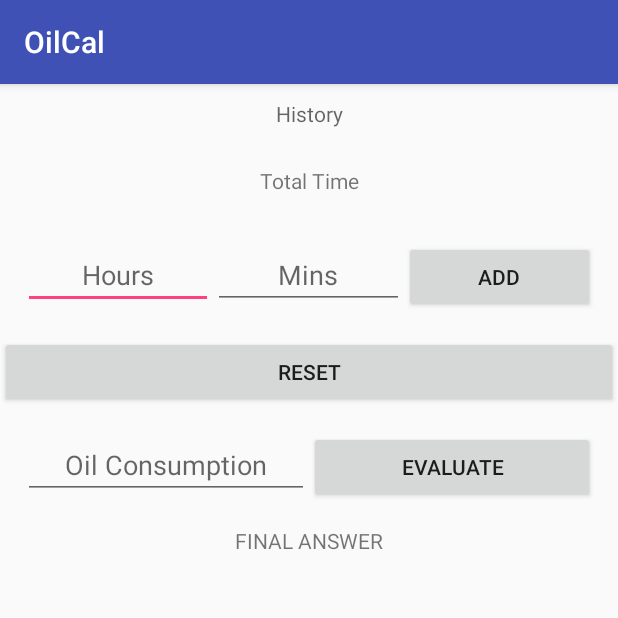
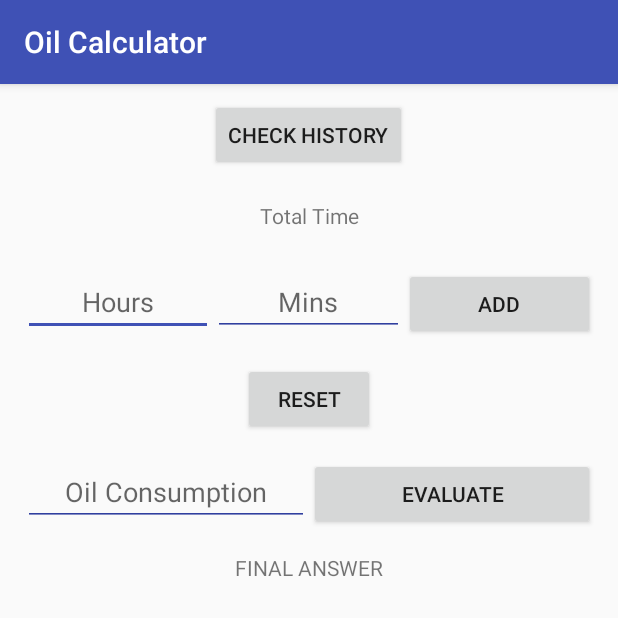
Before and after one commit to Bryze/OilCal, an Android app: the screen it shows after launch (MainActivity), on a phone screen of 412 x 824 dp, the top half of it. Run offline under Robolectric (Android 15) with nearby library versions, the phone set to English and light mode, and no system bars.

Commit message:
UI Improvements v0.3
1. Added icon
2. Reset icon resized
3. Added popup for history

```diff
--- a/app/src/main/AndroidManifest.xml
+++ b/app/src/main/AndroidManifest.xml
@@ -5,7 +5,7 @@
     <application
         android:allowBackup="true"
         android:icon="@mipmap/ic_launcher"
-        android:label="@string/app_name"
+        android:label="Oil Calculator"
         android:roundIcon="@mipmap/ic_launcher_round"
         android:supportsRtl="true"
         android:theme="@style/AppTheme">
--- a/app/src/main/java/com/example/android/oilcal/MainActivity.java
+++ b/app/src/main/java/com/example/android/oilcal/MainActivity.java
@@ -2,6 +2,7 @@ package com.example.android.oilcal;
 
 import android.icu.text.DecimalFormat;
 import android.support.annotation.StringDef;
+import android.support.v7.app.AlertDialog;
 import android.support.v7.app.AppCompatActivity;
 import android.os.Bundle;
 import android.view.View;
@@ -21,6 +22,7 @@ public class MainActivity extends AppCompatActivity {
     public Button eval;
     public EditText oil;
     public EditText mins;
+    public Button checkhistory;
     public String his;
     public Button reset;
     public TextView answer;
@@ -33,8 +35,9 @@ public class MainActivity extends AppCompatActivity {
         super.onCreate(savedInstanceState);
         setContentView(R.layout.activity_main);
         result=0.00;
+        checkhistory = (Button) findViewById(R.id.checkhistory);
         totalTime = (TextView) findViewById(R.id.totalTime);
-        history  = (TextView) findViewById(R.id.history);
+       // history  = (TextView) findViewById(R.id.history);
         add = (Button) findViewById(R.id.add);
         eval = (Button) findViewById(R.id.eval);
         his = "";
@@ -66,7 +69,7 @@ public class MainActivity extends AppCompatActivity {
                         String display = String.format("%.2f",result);
                         his = his+'\n'+(hours.getText().toString())+" hrs "+(mins.getText().toString())+" mins";
                         //String t = hours.getText().toString();
-                        history.setText(his);
+                       // history.setText(his);
                         //totalTime.setText(t);
                         totalTime.setText(display);
 
@@ -80,6 +83,14 @@ public class MainActivity extends AppCompatActivity {
 
             }
         });
+        checkhistory.setOnClickListener(new View.OnClickListener() {
+            @Override
+            public void onClick(View v) {
+                new AlertDialog.Builder(MainActivity.this).setTitle("Check History").setMessage(his).show();
+
+
+            }
+        });
         reset.setOnClickListener(new View.OnClickListener() {
             @Override
             public void onClick(View v) {
@@ -87,7 +98,7 @@ public class MainActivity extends AppCompatActivity {
                 mins.setText("");
                 answer.setText("Final Answer");
                 his="";
-                history.setText("History");
+               // history.setText("History");
                 result = 0.00;
                 totalTime.setText("Total Time");
                 oil.setText("");
--- a/app/src/main/res/layout/activity_main.xml
+++ b/app/src/main/res/layout/activity_main.xml
@@ -7,18 +7,19 @@
     android:orientation="vertical"
     tools:context="com.example.android.oilcal.MainActivity">
 
-    <TextView
-        android:layout_width="match_parent"
+    <Button
+        android:layout_width="wrap_content"
         android:layout_height="wrap_content"
-        android:hint="History"
-        android:gravity="center"
-        android:padding="10dp"
-        android:id="@+id/history"/>
+        android:layout_gravity="center"
+        android:text="Check History"
+        android:layout_margin="10dp"
+        android:id="@+id/checkhistory"
+        />
     <TextView
         android:layout_width="match_parent"
         android:layout_height="wrap_content"
         android:text="Total Time"
-        android:padding="15dp"
+        android:padding="10dp"
 
         android:gravity="center"
         android:id="@+id/totalTime"/>
@@ -35,7 +36,7 @@
             android:maxLines="1"
             android:layout_height="wrap_content"
             android:gravity="center"
-
+            android:theme="@style/EditTextStyle"
             android:inputType="phone"
             android:hint="Hours"
             android:id="@+id/hours"/>
@@ -45,6 +46,7 @@
             android:layout_height="wrap_content"
             android:layout_weight="1"
             android:maxLines="1"
+            android:theme="@style/EditTextStyle"
             android:hint="Mins"
 
             android:inputType="phone"
@@ -60,8 +62,9 @@
             />
     </LinearLayout>
     <Button
-        android:layout_width="match_parent"
+        android:layout_width="wrap_content"
         android:layout_height="wrap_content"
+        android:layout_gravity="center"
         android:id="@+id/reset"
         android:text="RESET"/>
     <LinearLayout
@@ -74,6 +77,7 @@
         <EditText
             android:layout_width="0dp"
             android:layout_weight="1"
+            android:theme="@style/EditTextStyle"
             android:layout_height="wrap_content"
             android:hint="Oil Consumption"
             android:maxLines="1"
--- a/app/src/main/res/values/styles.xml
+++ b/app/src/main/res/values/styles.xml
@@ -8,4 +8,9 @@
         <item name="colorAccent">@color/colorAccent</item>
     </style>
 
+    <style name="EditTextStyle" parent="Theme.AppCompat.Light">
+        <item name="colorControlNormal">@color/colorPrimaryDark</item>
+        <item name="colorControlActivated">@color/colorPrimary</item>
+    </style>
+
 </resources>
```
Also changed, not shown: app/src/main/ic_launcher-web.png (added), app/src/main/res/mipmap-hdpi/ic_launcher.png, app/src/main/res/mipmap-mdpi/ic_launcher.png, app/src/main/res/mipmap-xhdpi/ic_launcher.png, app/src/main/res/mipmap-xxhdpi/ic_launcher.png, app/src/main/res/mipmap-xxxhdpi/ic_launcher.png.
